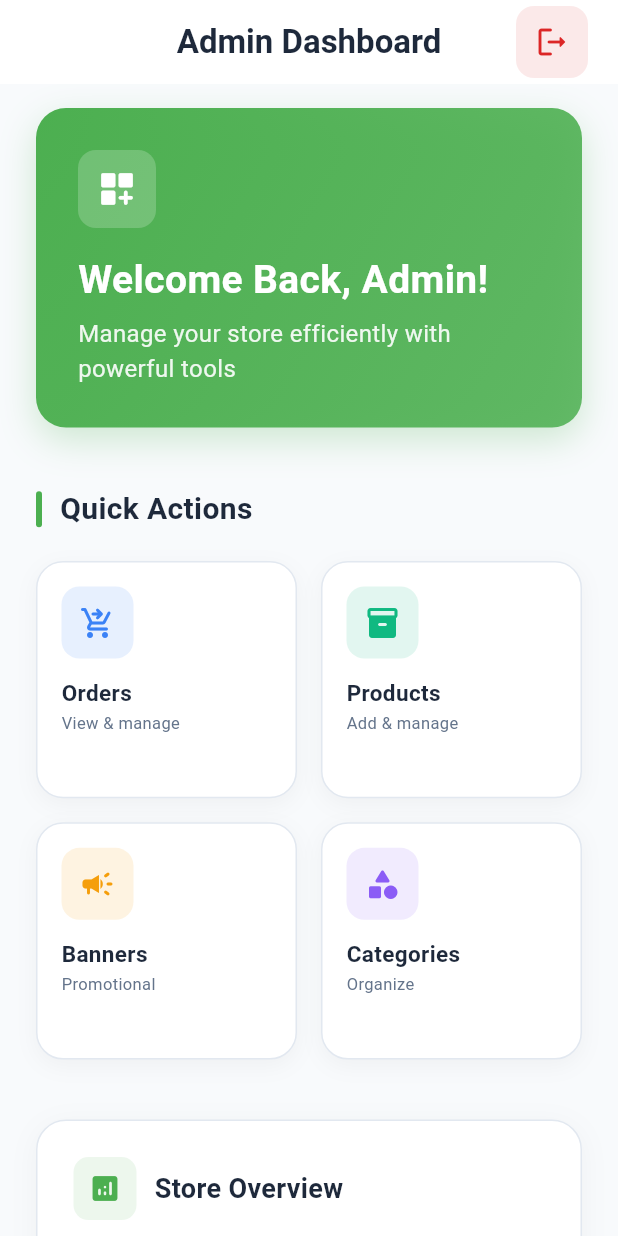
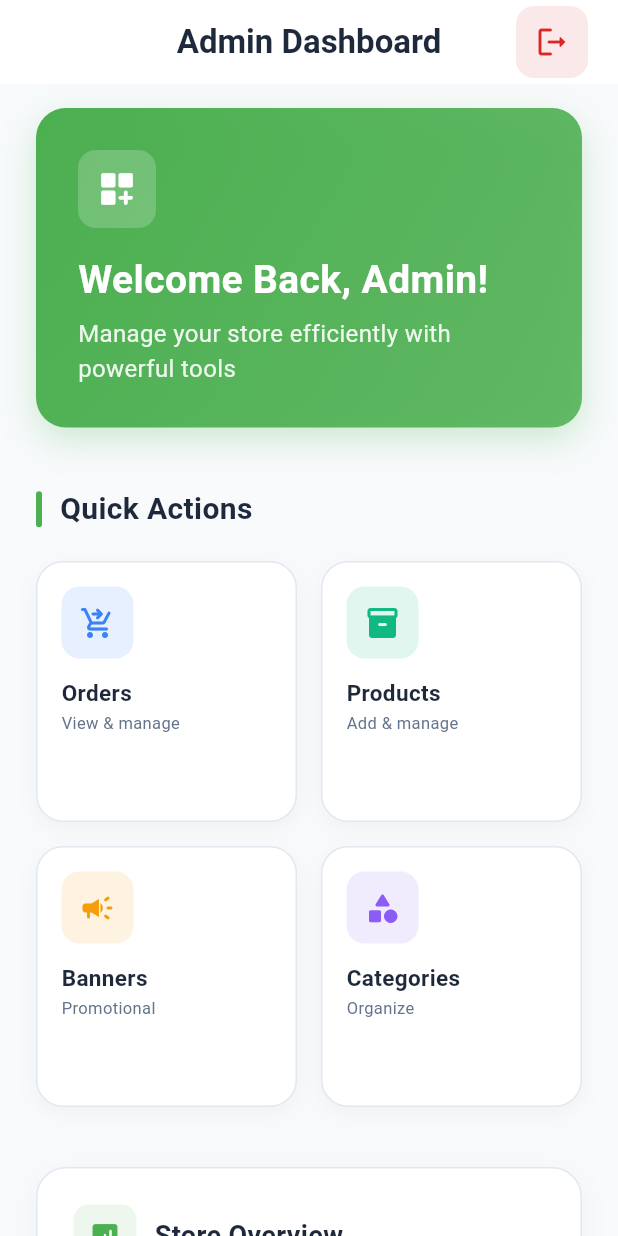
Before and after one commit to Amjad3618/yellow-achar-admin-app, a Flutter app: the screen it shows once a user with an empty profile is signed in, on a phone screen of 412 x 824 dp. Run offline on Flutter 3.47's test engine with Material 3 defaults, Android fonts, the phone set to English and light mode, and no system bars; our stand-ins replace cloud_firestore, firebase_auth, firebase_core, firebase_storage, get, image_picker and 2 more; accounts and stored records are empty.

Commit message:
good to go

```diff
--- a/lib/screens/add_products_screen.dart
+++ b/lib/screens/add_products_screen.dart
@@ -118,12 +118,12 @@ class _ProductsScreenState extends State<ProductsScreen> {
                                 ),
                               ),
                               Text(
-                                'Price: \$${product.price.toStringAsFixed(2)}',
+                                'Price: Rs${product.price.toStringAsFixed(2)}',
                                 style: const TextStyle(fontSize: 16),
                               ),
                               if (product.hasDiscount)
                                 Text(
-                                  'Discount: \$${product.discountPrice!.toStringAsFixed(2)} (${product.discountPercentage.toStringAsFixed(0)}% off)',
+                                  'Discount: Rs${product.discountPrice!.toStringAsFixed(2)} (${product.discountPercentage.toStringAsFixed(0)}% off)',
                                   style: TextStyle(
                                     fontSize: 14,
                                     color: Colors.green[700],
--- a/lib/screens/home_screen.dart
+++ b/lib/screens/home_screen.dart
@@ -152,7 +152,7 @@ class _HomeScreenState extends State<HomeScreen> {
                 crossAxisCount: 2,
                 mainAxisSpacing: 16,
                 crossAxisSpacing: 16,
-                childAspectRatio: 1.1, // Increased for more height
+                childAspectRatio: 1, // Increased for more height
                 children: [
                   _buildActionCard(
                     icon: Icons.shopping_cart_checkout_rounded,
```
